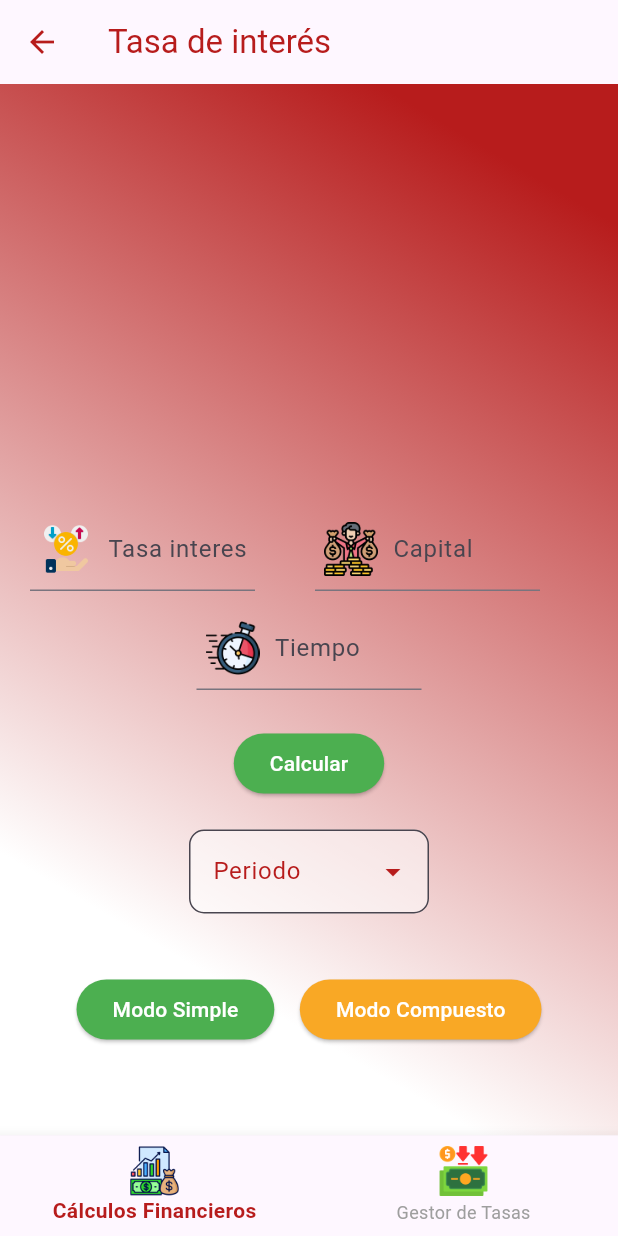
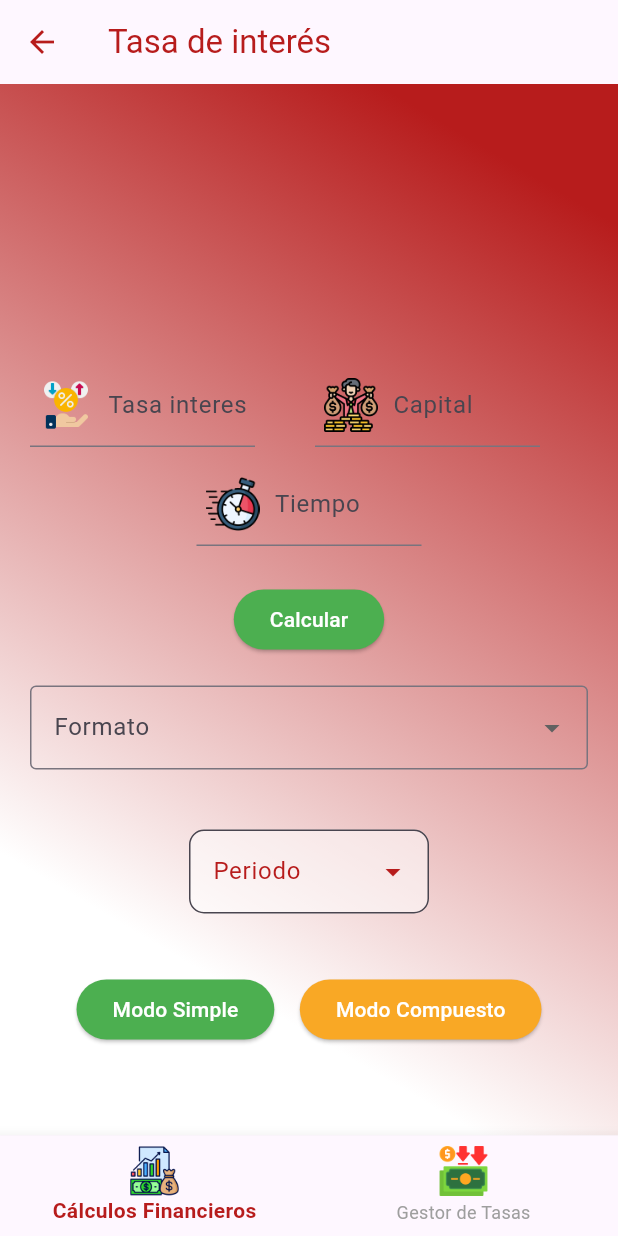
Before and after one commit to shadow-shield/Econmica-Front, a Flutter app: the Tasa screen opened by its route, on a phone screen of 412 x 824 dp. Run offline on Flutter 3.47's test engine with Material 3 defaults, Android fonts, the phone set to English and light mode, and no system bars; our stand-ins replace animate_do, animated_text_kit, get.

Commit message:
tasa compuesto

```diff
--- a/lib/page/pageecuaciones/tasa.riverpod.dart
+++ b/lib/page/pageecuaciones/tasa.riverpod.dart
@@ -136,8 +136,16 @@ class _TasaState extends State<Tasa> {
                   ),
                   Padding(
                     padding: EdgeInsets.symmetric(horizontal: 20),
-                    child: DropdownMenuItemButton(
-                      color: Colors.red[900]!,
+                    child: Column(
+                      children: [
+                        FechaSelector(),
+                        SizedBox(
+                          height: 20,
+                        ),
+                        DropdownMenuItemButton(
+                          color: Colors.red[900]!,
+                        ),
+                      ],
                     ),
                   ),
                 ] else ...[
```
